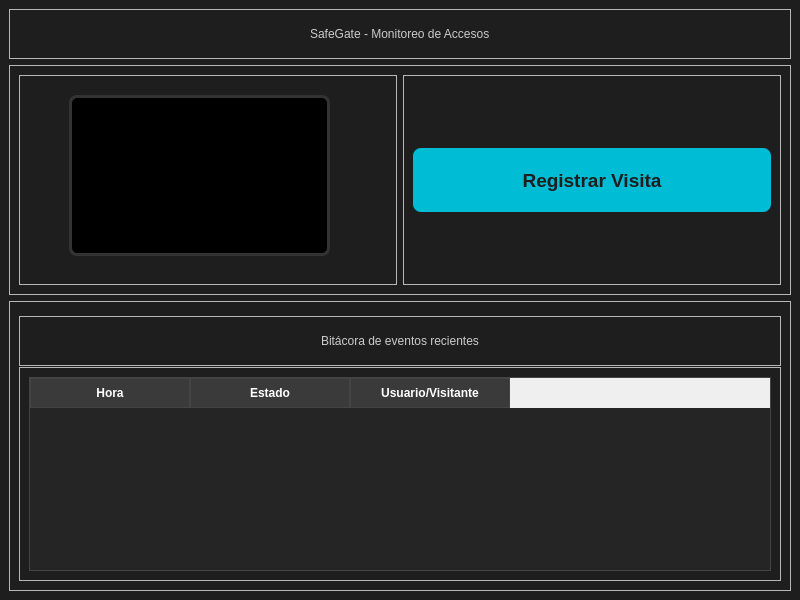
This is ui/MainWindow.ui in Julitocrack/safegate as Qt 5 draws it before an edit. The edited form follows.
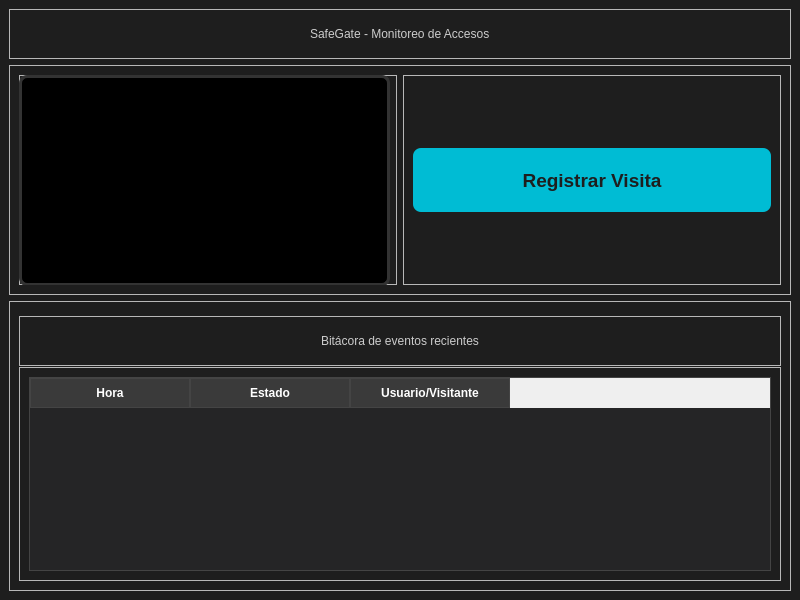
This is the edited form.

```diff
--- a/ui/MainWindow.ui
+++ b/ui/MainWindow.ui
@@ -207,10 +207,10 @@
          <widget class="QLabel" name="video_feed_label">
           <property name="geometry">
            <rect>
-            <x>50</x>
-            <y>20</y>
-            <width>261</width>
-            <height>161</height>
+            <x>0</x>
+            <y>0</y>
+            <width>371</width>
+            <height>211</height>
            </rect>
           </property>
           <property name="text">
```
